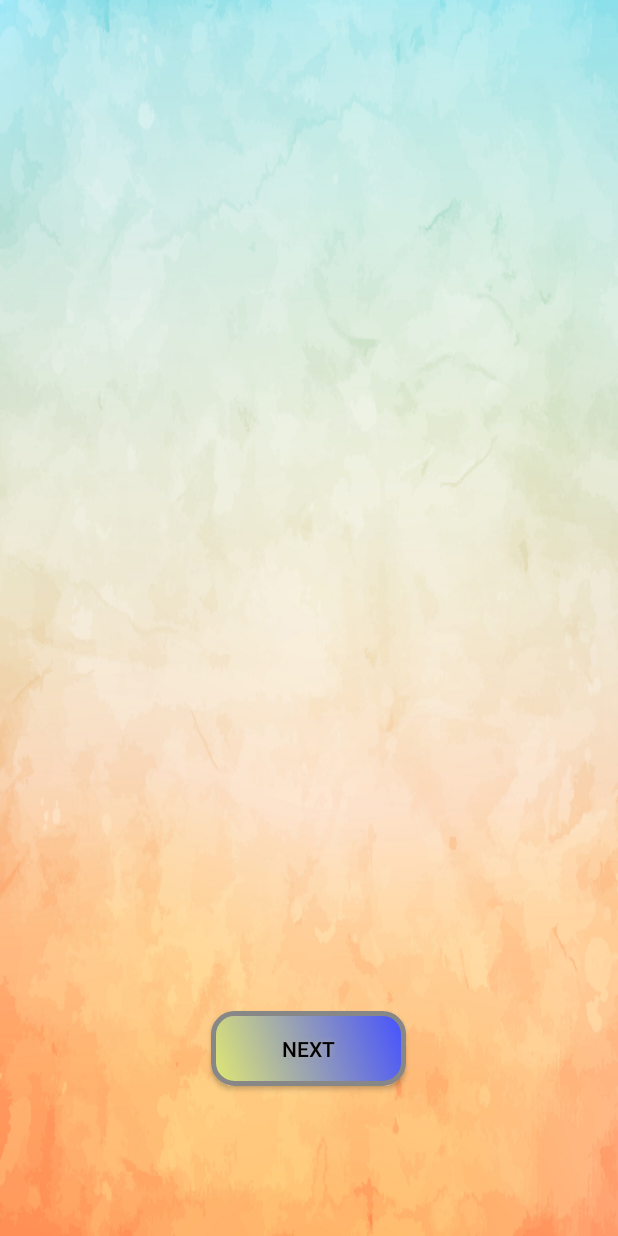
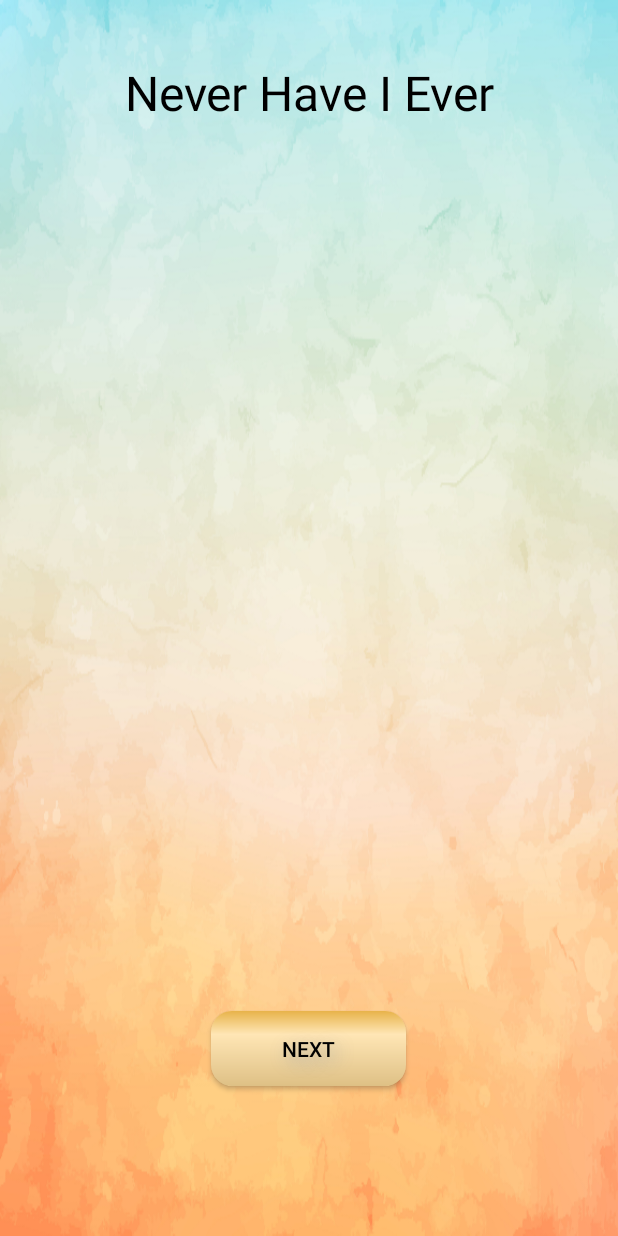
Before and after one commit to VladVh/NeverHaveIEver, an Android app: the QuestionActivity screen opened directly, with no data from a screen before it, on a phone screen of 412 x 824 dp. Run offline under Robolectric (Android 15) with nearby library versions, the phone set to English and light mode, and no system bars; our stand-ins replace ButterKnife, Dagger/Hilt's generated code; 11 statements that could not run were skipped.

Commit message:
added a valid swipe detection added appName on both screens changed appName typeface in development

```diff
--- a/app/src/main/res/drawable/buttonshape_light.xml
+++ b/app/src/main/res/drawable/buttonshape_light.xml
@@ -4,9 +4,11 @@
         android:radius="14dp"
         />
     <gradient
-        android:angle="45"
-        android:startColor="#E0E872"
-        android:endColor="#4551FF"
+        android:angle="270"
+        android:centerX="31%"
+        android:centerColor="#FFE6B5"
+        android:startColor="#E8B34A"
+        android:endColor="#DEC085"
         android:type="linear"
         />
     <padding
@@ -20,7 +22,19 @@
         android:height="50dp"
         />
     <stroke
-        android:width="3dp"
+        android:width="0dp"
         android:color="#878787"
         />
 </shape>
+    <!--<android:startColor="#E0E872"-->
+    <!--<android:endColor="#4551FF"-->
+
+    <!--android:startColor="#E5E884"-->
+    <!--android:endColor="#9C6411"-->
+
+<!--<gradient-->
+<!--android:angle="270"-->
+<!--android:startColor="#AEE0E8"-->
+<!--android:endColor="#DEA249"-->
+<!--android:type="linear"-->
+    <!--/>-->
--- a/app/src/main/res/layout-land/activity_question.xml
+++ b/app/src/main/res/layout-land/activity_question.xml
@@ -6,6 +6,19 @@
     android:layout_width="match_parent"
     android:layout_height="match_parent"
     tools:context="com.development.vvoitsekh.neverhaveiever.question.QuestionActivity">
+
+    <TextView
+        android:id="@+id/questionAppName"
+        android:layout_width="wrap_content"
+        android:layout_height="wrap_content"
+        android:layout_alignParentEnd="true"
+        android:layout_alignParentLeft="true"
+        android:layout_alignParentRight="true"
+        android:layout_alignParentStart="true"
+        android:layout_marginTop="20dp"
+        android:text="@string/app_name"
+        android:textAlignment="center"
+        android:textSize="32sp"/>
 
     <Button
         android:id="@+id/questionNextButton"
@@ -21,9 +34,9 @@
         android:id="@+id/questionSwitcher"
         android:layout_width="match_parent"
         android:layout_height="match_parent"
-        android:layout_alignParentTop="true"
         android:layout_alignParentLeft="true"
-        android:layout_alignParentStart="true">
+        android:layout_alignParentStart="true"
+        android:layout_alignParentTop="true">
 
     </TextSwitcher>
 
--- a/app/src/main/res/layout/activity_main.xml
+++ b/app/src/main/res/layout/activity_main.xml
@@ -15,7 +15,7 @@
         android:layout_marginTop="40dp"
         android:text="@string/app_name"
         android:textAlignment="center"
-        android:textSize="24sp"
+        android:textSize="32sp"
         android:layout_alignParentRight="true"
         android:layout_alignParentEnd="true"
         android:layout_alignParentLeft="true"
--- a/app/src/main/res/layout/activity_question.xml
+++ b/app/src/main/res/layout/activity_question.xml
@@ -1,12 +1,24 @@
 <?xml version="1.0" encoding="utf-8"?>
 <RelativeLayout
     xmlns:android="http://schemas.android.com/apk/res/android"
-    xmlns:app="http://schemas.android.com/apk/res-auto"
     xmlns:tools="http://schemas.android.com/tools"
     android:id="@+id/questionRelativeLayout"
     android:layout_width="match_parent"
     android:layout_height="match_parent"
     tools:context="com.development.vvoitsekh.neverhaveiever.question.QuestionActivity">
+
+    <TextView
+        android:id="@+id/questionAppName"
+        android:layout_width="wrap_content"
+        android:layout_height="wrap_content"
+        android:layout_alignParentEnd="true"
+        android:layout_alignParentLeft="true"
+        android:layout_alignParentRight="true"
+        android:layout_alignParentStart="true"
+        android:layout_marginTop="40dp"
+        android:text="@string/app_name"
+        android:textAlignment="center"
+        android:textSize="32sp"/>
 
     <Button
         android:id="@+id/questionNextButton"
@@ -21,9 +33,9 @@
         android:id="@+id/questionSwitcher"
         android:layout_width="match_parent"
         android:layout_height="match_parent"
-        android:layout_alignParentTop="true"
         android:layout_alignParentLeft="true"
-        android:layout_alignParentStart="true">
+        android:layout_alignParentStart="true"
+        android:layout_alignParentTop="true">
 
     </TextSwitcher>
 
--- a/app/src/main/res/values/styles.xml
+++ b/app/src/main/res/values/styles.xml
@@ -15,9 +15,9 @@
         <item name="android:layout_height">60dp</item>
         <item name="android:background">@drawable/buttonshape_light</item>
         <item name="android:shadowColor">#A8A8A8</item>
-        <item name="android:shadowDx">0</item>
-        <item name="android:shadowDy">0</item>
-        <item name="android:shadowRadius">5</item>
+        <item name="android:shadowDx">5</item>
+        <item name="android:shadowDy">5</item>
+        <item name="android:shadowRadius">15</item>
     </style>
 
     <style name="AppThemeDark" parent="Theme.AppCompat.Light.NoActionBar">
```
Also changed, not shown: app/src/main/java/com/development/vvoitsekh/neverhaveiever/main/MainActivity.kt (+10 -1 lines), app/src/main/java/com/development/vvoitsekh/neverhaveiever/question/QuestionActivity.kt (+63 -25 lines), app/src/main/res/layout-land/activity_main.xml (+13 -13 lines). Lines whose indentation alone changed are shown as unchanged.
